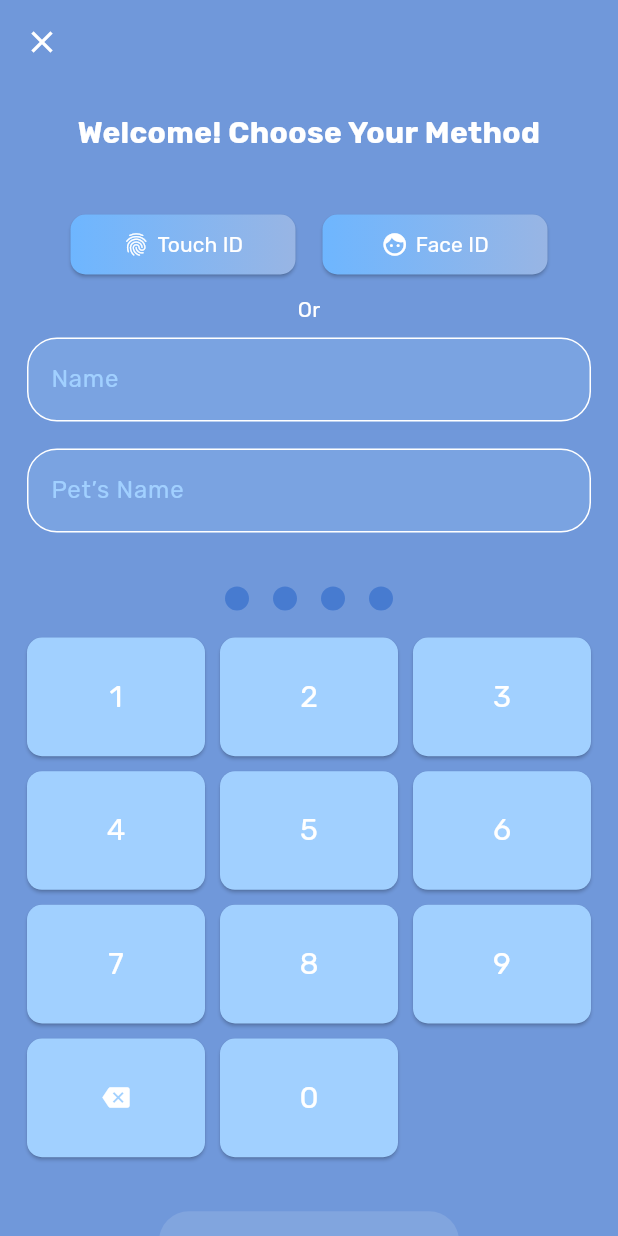
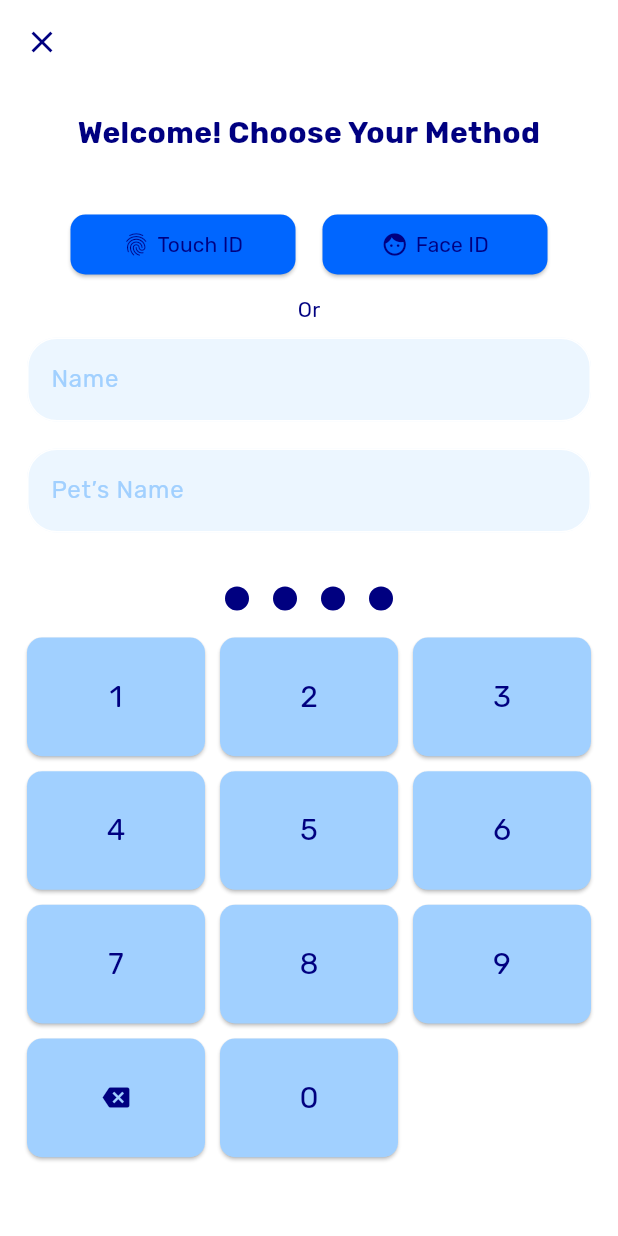
Before and after one commit to Yassine-Ezzar/pay, a Flutter app: the screen it shows after launch, on a phone screen of 412 x 824 dp. Run offline on Flutter 3.47's test engine with Material 3 defaults, Android fonts, the phone set to English and light mode, and no system bars; our stand-ins replace animate_do, camera, carousel_slider, fl_chart, flutter_credit_card, flutter_secure_storage and 9 more; missing offline and left inert: flutter_reactive_ble, google_mlkit_text_recognition.

Commit message:
fifth-commit

```diff
--- a/lib/screens/register_screen.dart
+++ b/lib/screens/register_screen.dart
@@ -130,7 +130,7 @@ class _RegisterScreenState extends State<RegisterScreen> {
         _answerController.text,
         _biometricEnabled,
       );
-      await ApiService.clearProfileFromLocal(); // Explicitly clear profile data
+      await ApiService.clearProfileFromLocal();
       Get.offNamed('/success');
     } catch (e) {
       Get.snackbar('Error', e.toString(), backgroundColor: Styles.defaultRedColor);
@@ -173,7 +173,7 @@ class _RegisterScreenState extends State<RegisterScreen> {
       ),
       confirm: ElevatedButton(
         onPressed: onConfirm,
-        child: Text('Confirm', style: TextStyle(fontFamily: 'Rubik')),
+        child: const Text('Confirm', style: TextStyle(fontFamily: 'Rubik')),
       ),
       cancel: TextButton(
         onPressed: () => Get.back(),
@@ -232,7 +232,7 @@ class _RegisterScreenState extends State<RegisterScreen> {
                         ),
                         borderRadius: BorderRadius.circular(10),
                       ),
-                      padding: EdgeInsets.symmetric(vertical: 10),
+                      padding: const EdgeInsets.symmetric(vertical: 10),
                       child: Row(
                         mainAxisAlignment: MainAxisAlignment.center,
                         children: [
@@ -240,7 +240,7 @@ class _RegisterScreenState extends State<RegisterScreen> {
                             isIOS ? Icons.face : Icons.fingerprint,
                             color: Styles.defaultYellowColor,
                           ),
-                          SizedBox(width: 5),
+                          const SizedBox(width: 5),
                           Text(
                             isIOS ? 'Face ID' : 'Touch ID',
                             style: TextStyle(fontFamily: 'Rubik', color: Styles.defaultYellowColor),
@@ -267,7 +267,7 @@ class _RegisterScreenState extends State<RegisterScreen> {
                         ),
                         borderRadius: BorderRadius.circular(10),
                       ),
-                      padding: EdgeInsets.symmetric(vertical: 10),
+                      padding: const EdgeInsets.symmetric(vertical: 10),
                       child: Row(
                         mainAxisAlignment: MainAxisAlignment.center,
                         children: [
@@ -275,7 +275,7 @@ class _RegisterScreenState extends State<RegisterScreen> {
                             isIOS ? Icons.fingerprint : Icons.face,
                             color: Styles.defaultYellowColor,
                           ),
-                          SizedBox(width: 5),
+                          const SizedBox(width: 5),
                           Text(
                             isIOS ? 'Touch ID' : 'Face ID',
                             style: TextStyle(fontFamily: 'Rubik', color: Styles.defaultYellowColor),
@@ -331,7 +331,7 @@ class _RegisterScreenState extends State<RegisterScreen> {
               mainAxisAlignment: MainAxisAlignment.center,
               children: List.generate(4, (index) {
                 return Padding(
-                  padding: EdgeInsets.symmetric(horizontal: 8),
+                  padding: const EdgeInsets.symmetric(horizontal: 8),
                   child: Container(
                     width: 16,
                     height: 16,
@@ -362,7 +362,7 @@ class _RegisterScreenState extends State<RegisterScreen> {
                   ),
                   child: Text(
                     '${index + 1}',
-                    style: TextStyle(fontFamily: 'Rubik', fontSize: 20),
+                    style: const TextStyle(fontFamily: 'Rubik', fontSize: 20),
                   ),
                 );
               })..addAll([
@@ -373,7 +373,7 @@ class _RegisterScreenState extends State<RegisterScreen> {
                       foregroundColor: Styles.defaultYellowColor,
                       shape: RoundedRectangleBorder(borderRadius: BorderRadius.circular(10)),
                     ),
-                    child: Icon(Icons.backspace),
+                    child: const Icon(Icons.backspace),
                   ),
                   ElevatedButton(
                     onPressed: () => _addNumber('0'),
@@ -382,9 +382,9 @@ class _RegisterScreenState extends State<RegisterScreen> {
                       foregroundColor: Styles.defaultYellowColor,
                       shape: RoundedRectangleBorder(borderRadius: BorderRadius.circular(10)),
                     ),
-                    child: Text('0', style: TextStyle(fontFamily: 'Rubik', fontSize: 20)),
+                    child: const Text('0', style: TextStyle(fontFamily: 'Rubik', fontSize: 20)),
                   ),
-                  SizedBox.shrink(),
+                  const SizedBox.shrink(),
                 ]),
             ),
             SizedBox(height: Styles.defaultPadding * 2),
@@ -399,10 +399,10 @@ class _RegisterScreenState extends State<RegisterScreen> {
                 style: ElevatedButton.styleFrom(
                   backgroundColor: Styles.defaultBlueColor,
                   foregroundColor: Styles.defaultYellowColor,
-                  padding: EdgeInsets.symmetric(vertical: 15),
+                  padding: const EdgeInsets.symmetric(vertical: 15),
                   shape: RoundedRectangleBorder(borderRadius: Styles.defaultBorderRadius),
                 ),
-                child: Text(
+                child: const Text(
                   'Register with PIN',
                   style: TextStyle(
                       fontFamily: 'Rubik', fontSize: 16, fontWeight: FontWeight.bold),
--- a/lib/styles/styles.dart
+++ b/lib/styles/styles.dart
@@ -1,11 +1,11 @@
 import 'package:flutter/material.dart';
 
 class Styles {
-  static Color scaffoldBackgroundColor = const Color(0xFF7098da);
-  static Color defaultRedColor = const Color(0xFF6eb6ff);
-  static Color defaultYellowColor = const Color(0xFFFFFFFF);
-  static Color defaultBlueColor = const Color(0xFF98b5e4);
-  static Color defaultGreyColor = const Color(0xFF477bd0);
+  static Color scaffoldBackgroundColor = const Color.fromARGB(255, 255, 255, 255);
+  static Color defaultRedColor = const Color(0xFF0066FF);
+  static Color defaultYellowColor = const Color(0xFF000080);
+  static Color defaultBlueColor = const Color(0xFF0066FF);
+  static Color defaultGreyColor = const Color(0xFF000080);
   static Color defaultLightGreyColor = const Color(0xFFa1d0ff);
   static Color defaultLightWhiteColor = const Color(0xFFa1d0ff);
 
@@ -23,11 +23,11 @@ class Styles {
     radius: const Radius.circular(20),
   );
 
-  static var lightScaffoldBackgroundColor;
 
-  static var lightDefaultBlueColor;
 
-  static var lightDefaultYellowColor;
 
-  static var lightDefaultGreyColor;
+
+
+
+
 }
```
Also changed, not shown: lib/screens/home_screen.dart (+15 -16 lines), lib/screens/profile_screen.dart (+18 -17 lines), 4 other files.
